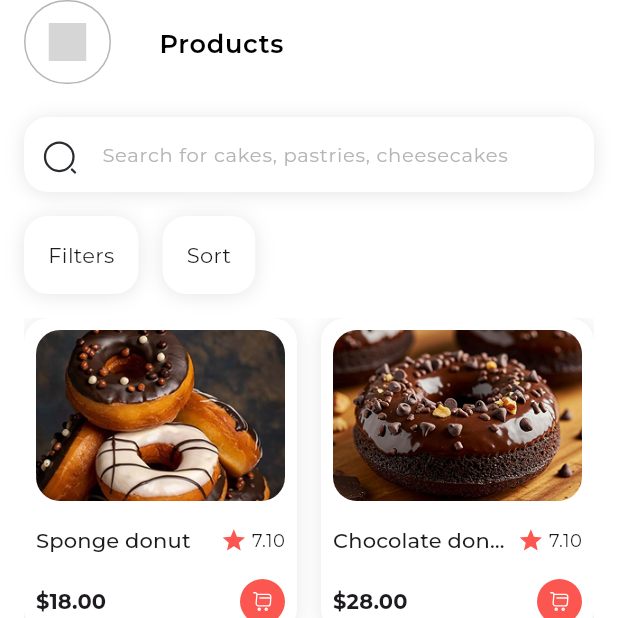
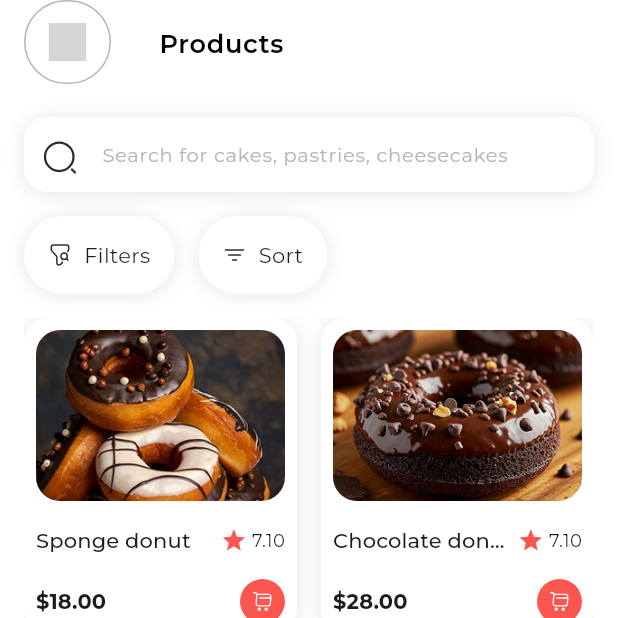
Before and after one commit to ales-dev-studio/Flutter-Sweet-Shop-App-UI, a Flutter app: the ProductsScreen screen opened directly, on a phone screen of 412 x 824 dp, the top half of it. Run offline on Flutter 3.47's test engine with Material 3 defaults, Android fonts, the light colour scheme and no system bars; our stand-ins replace bloc, carousel_slider, dotted_border, flutter_bloc, flutter_map, flutter_svg and 4 more; grey boxes are pictures that could not be loaded.

Commit message:
Complete the products list screen

```diff
--- a/lib/core/gen/assets.gen.dart
+++ b/lib/core/gen/assets.gen.dart
@@ -313,6 +313,9 @@ class $AssetsIconsGen {
 
   /// File path: assets/icons/filter-search.svg
   String get filterSearch => 'assets/icons/filter-search.svg';
+
+  /// File path: assets/icons/filter-tick.svg
+  String get filterTick => 'assets/icons/filter-tick.svg';
 
   /// File path: assets/icons/forward-square.svg
   String get forwardSquare => 'assets/icons/forward-square.svg';
@@ -707,6 +710,9 @@ class $AssetsIconsGen {
   /// File path: assets/icons/shopping-cart.svg
   String get shoppingCart => 'assets/icons/shopping-cart.svg';
 
+  /// File path: assets/icons/sort.svg
+  String get sort => 'assets/icons/sort.svg';
+
   /// File path: assets/icons/star-1.svg
   String get star1 => 'assets/icons/star-1.svg';
 
@@ -938,6 +944,7 @@ class $AssetsIconsGen {
     filterEdit,
     filterRemove,
     filterSearch,
+    filterTick,
     forwardSquare,
     frame1,
     frame2,
@@ -1069,6 +1076,7 @@ class $AssetsIconsGen {
     shop,
     shoppingBag,
     shoppingCart,
+    sort,
     star1,
     starSlash,
     star,
--- a/lib/core/widgets/shaded_container.dart
+++ b/lib/core/widgets/shaded_container.dart
@@ -38,7 +38,9 @@ class ShadedContainer extends StatelessWidget {
       constraints: constraints,
       decoration: BoxDecoration(
         color: Theme.of(context).scaffoldBackgroundColor,
-        borderRadius: BorderRadius.circular(Dimens.largePadding),
+        borderRadius: BorderRadius.circular(
+          borderRadius ?? Dimens.largePadding,
+        ),
         boxShadow: [
           BoxShadow(
             color: context.theme.appColors.black.withValues(alpha: 0.1),
--- a/lib/features/home_feature/presentation/screens/products_screen.dart
+++ b/lib/features/home_feature/presentation/screens/products_screen.dart
@@ -2,6 +2,7 @@ import 'package:flutter/material.dart';
 import 'package:flutter_sweet_shop_app_ui/core/theme/theme.dart';
 import 'package:flutter_sweet_shop_app_ui/core/utils/sized_context.dart';
 import 'package:flutter_sweet_shop_app_ui/core/widgets/app_search_bar.dart';
+import 'package:flutter_sweet_shop_app_ui/core/widgets/app_svg_viewer.dart';
 import 'package:flutter_sweet_shop_app_ui/core/widgets/rate_widget.dart';
 
 import '../../../../core/gen/assets.gen.dart';
@@ -43,16 +44,26 @@ class ProductsScreen extends StatelessWidget {
             children: [
               ShadedContainer(
                 padding: EdgeInsets.all(Dimens.largePadding),
+                borderRadius: 100,
                 child: Row(
+                  spacing: Dimens.padding,
                   mainAxisSize: MainAxisSize.min,
-                  children: [Text('Filters')],
+                  children: [
+                    AppSvgViewer(Assets.icons.filterSearch, width: 16),
+                    Text('Filters'),
+                  ],
                 ),
               ),
               ShadedContainer(
                 padding: EdgeInsets.all(Dimens.largePadding),
+                borderRadius: 100,
                 child: Row(
+                  spacing: Dimens.padding,
                   mainAxisSize: MainAxisSize.min,
-                  children: [Text('Sort')],
+                  children: [
+                    AppSvgViewer(Assets.icons.sort, width: 16),
+                    Text('Sort'),
+                  ],
                 ),
               ),
             ],
```
Also changed, not shown: assets/icons/filter-tick.svg (added), assets/icons/sort.svg (added).
